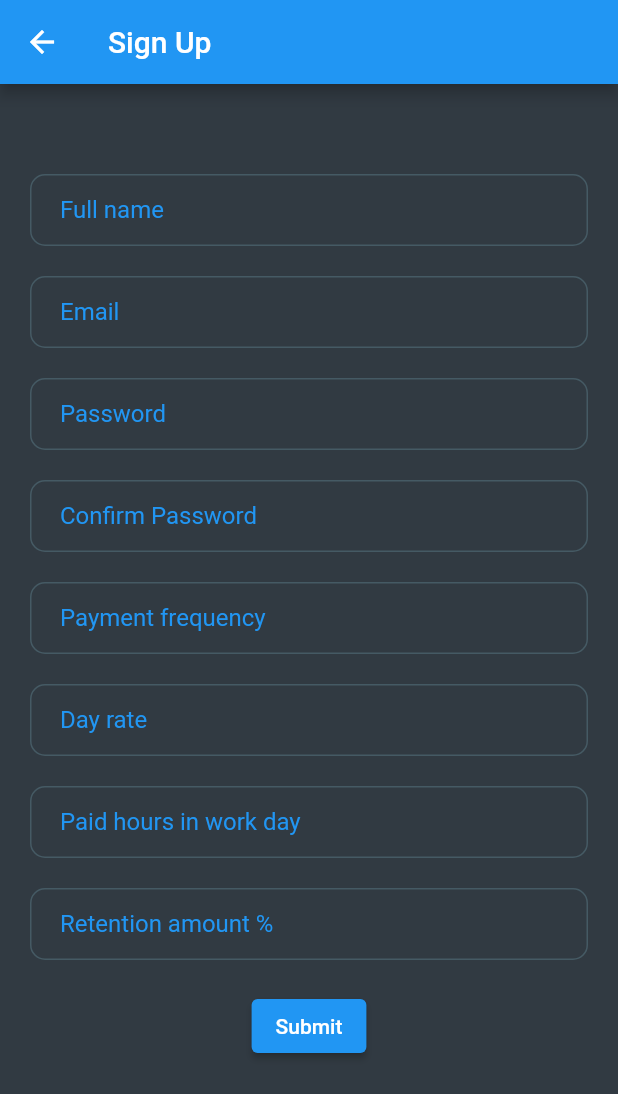
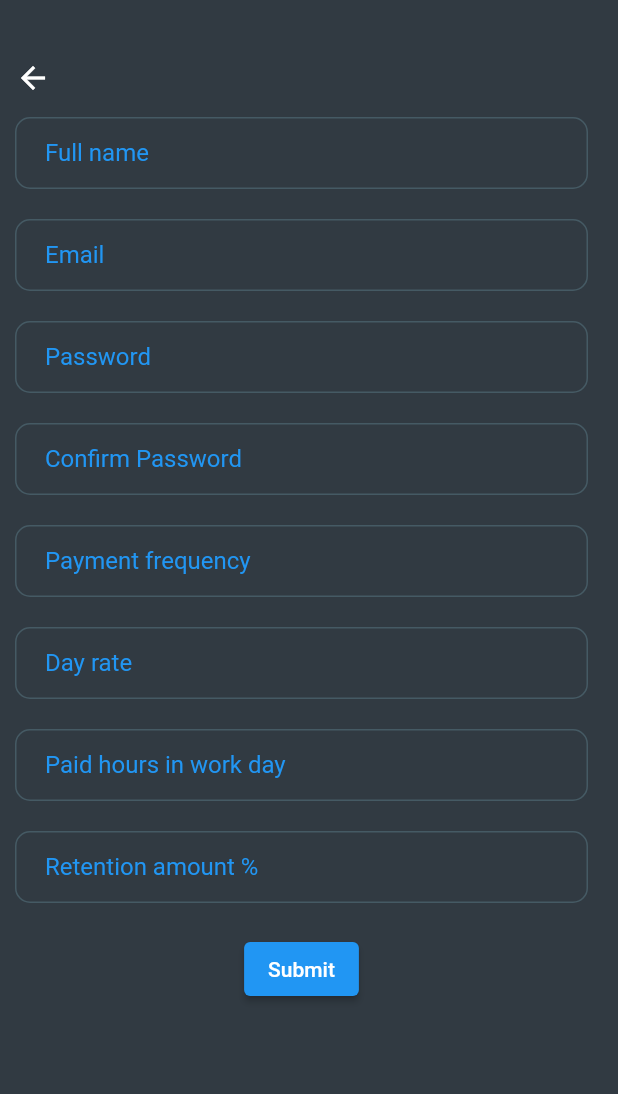
Before and after one commit to stalliardo/builders-hours-diary, a Flutter app: the screen it shows after launch, after a tap on "Register", on a phone screen of 412 x 824 dp. Shown: the top 1094 px of the screen. Run offline on Flutter 3.47's test engine with Material 2 defaults, Android fonts, the phone set to English and light mode, and no system bars; our stand-ins replace cloud_firestore, firebase_auth, firebase_core; accounts and stored records are empty.

Commit message:
Added myButtons file and a custom back button

```diff
--- a/b_h_d/lib/screens/signUp.dart
+++ b/b_h_d/lib/screens/signUp.dart
@@ -1,5 +1,6 @@
 import 'package:b_h_d/styles/text/formStyles.dart';
 import 'package:b_h_d/utils/stringFormatting.dart';
+import 'package:b_h_d/widgets/myButtons.dart';
 import 'package:flutter/material.dart';
 import 'package:flutter/services.dart';
 
@@ -19,15 +20,15 @@ class _SignUpState extends State<SignUp> {
   @override
   Widget build(BuildContext context) {
     return Scaffold(
-      appBar: AppBar(
-        title: Text("Sign Up"),
-      ),
       body: Center(
         child: Form(
             key: _formKey,
             child: ListView(
-              padding: EdgeInsets.fromLTRB(20, 60, 20, 10),
+              padding: EdgeInsets.fromLTRB(10, 30, 20, 10),
               children: [
+                MyButtons().customBackButton(() {
+                  Navigator.pop(context);
+                }),
                 Column(
                   children: <Widget>[
                     TextFormField(
--- a/b_h_d/lib/screens/welcome.dart
+++ b/b_h_d/lib/screens/welcome.dart
@@ -12,7 +12,7 @@ class WelcomeScreen extends StatelessWidget {
         child: Column(
           children: <Widget>[
             SizedBox(
-              height: 100,
+              height: 90,
             ),
             Container(
               width: 200,
@@ -49,6 +49,7 @@ class WelcomeScreen extends StatelessWidget {
                     context,
                     CustomPageRoute(
                       child: SignUp(),
+                      parent: WelcomeScreen(),
                     ),
                   );
                 },
--- a/b_h_d/lib/utils/customPageRoute.dart
+++ b/b_h_d/lib/utils/customPageRoute.dart
@@ -2,8 +2,9 @@ import 'package:flutter/cupertino.dart';
 
 class CustomPageRoute extends PageRouteBuilder {
   final Widget? child;
+  final Widget? parent;
 
-  CustomPageRoute({this.child})
+  CustomPageRoute({this.child, this.parent})
       : super(
             transitionDuration: Duration(milliseconds: 500),
             reverseTransitionDuration: Duration(milliseconds: 500),
@@ -13,9 +14,19 @@ class CustomPageRoute extends PageRouteBuilder {
 
   @override
   Widget buildTransitions(BuildContext context, Animation<double> animation, Animation<double> secondaryAnimation, Widget child) {
-    return SlideTransition(
-      position: Tween<Offset>(begin: Offset(1, 0), end: Offset(0, 0)).animate(animation),
-      child: child,
+    // return SlideTransition(
+    //   position: Tween<Offset>(begin: Offset(1, 0), end: Offset(0, 0)).animate(animation),
+    //   child: child,
+
+    // );
+
+    Animation<Offset> animationOne = Tween<Offset>(begin: Offset.zero, end: Offset(-1.0, 0.0)).animate(animation);
+    Animation<Offset> animationTwo = Tween<Offset>(begin: Offset(1.0, 0.0), end: Offset.zero).animate(animation);
+    return Stack(
+      children: <Widget>[
+        SlideTransition(position: animationOne, child: parent),
+        SlideTransition(position: animationTwo, child: child),
+      ],
     );
   }
 }
--- a/b_h_d/lib/utils/mytheme.dart
+++ b/b_h_d/lib/utils/mytheme.dart
@@ -13,7 +13,6 @@ class MyTheme {
       secondaryHeaderColor: darkGrey,
       hintColor: lightGrey,
 
-      // inputs.....
       inputDecorationTheme: InputDecorationTheme(
         labelStyle: TextStyle(color: Colors.blue),
         contentPadding: EdgeInsets.symmetric(vertical: 0, horizontal: 20),
--- /dev/null
+++ b/b_h_d/lib/widgets/myButtons.dart
@@ -0,0 +1,13 @@
+import 'package:flutter/material.dart';
+
+class MyButtons {
+  Widget customBackButton(onPressedCallback) {
+    return IconButton(
+      onPressed: onPressedCallback,
+      icon: Icon(Icons.arrow_back),
+      alignment: Alignment.topLeft,
+      padding: EdgeInsets.symmetric(horizontal: 0, vertical: 10),
+      color: Colors.white,
+    );
+  }
+}
```
